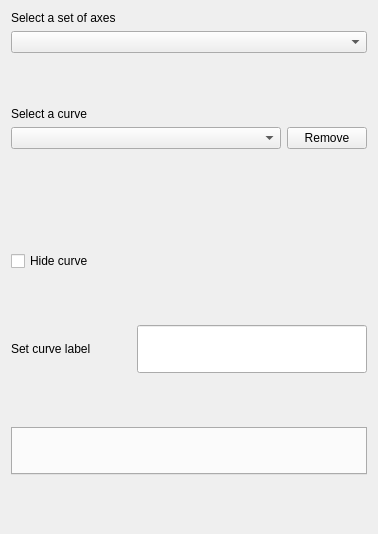
Qt form qt/python/mantidqt/widgets/plotconfigdialog/curvestabwidget/curves_tab.ui (mantidproject/mantid) before a commit.
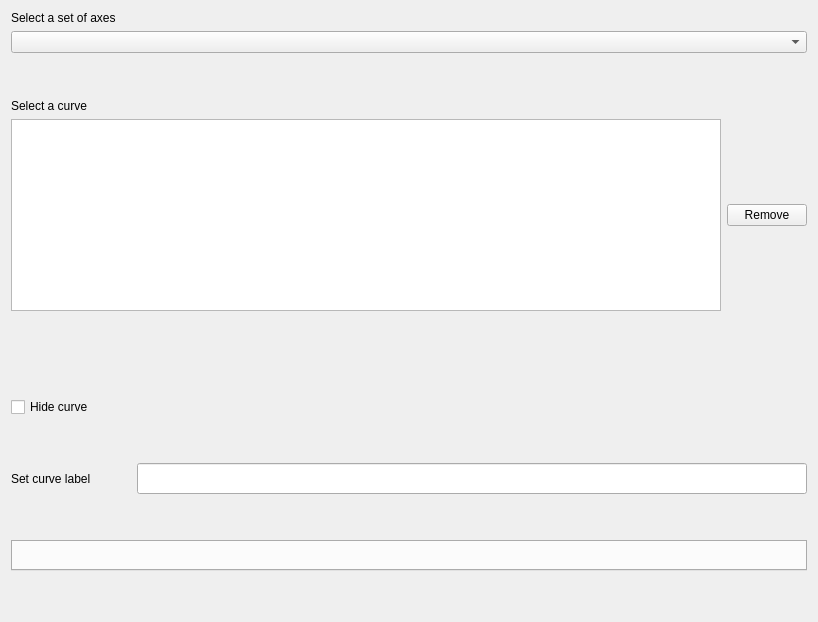
The same form after that commit.

Commit message: Curves tab display curves in list re29735

```diff
--- a/qt/python/mantidqt/widgets/plotconfigdialog/curvestabwidget/curves_tab.ui
+++ b/qt/python/mantidqt/widgets/plotconfigdialog/curvestabwidget/curves_tab.ui
@@ -6,8 +6,8 @@
    <rect>
     <x>0</x>
     <y>0</y>
-    <width>378</width>
-    <height>534</height>
+    <width>818</width>
+    <height>622</height>
    </rect>
   </property>
   <property name="windowTitle">
@@ -63,20 +63,7 @@
    <item row="4" column="0">
     <layout class="QHBoxLayout" name="horizontalLayout">
      <item>
-      <widget class="QComboBox" name="select_curve_combo_box">
-       <property name="sizePolicy">
-        <sizepolicy hsizetype="Expanding" vsizetype="Fixed">
-         <horstretch>0</horstretch>
-         <verstretch>0</verstretch>
-        </sizepolicy>
-       </property>
-       <property name="minimumSize">
-        <size>
-         <width>250</width>
-         <height>0</height>
-        </size>
-       </property>
-      </widget>
+      <widget class="QListWidget" name="select_curve_list"/>
      </item>
      <item>
       <widget class="QPushButton" name="remove_curve_button">
```
Left out of the diff: 1 changed line with no effect on the pictures. The commit also changes 3 other files.
